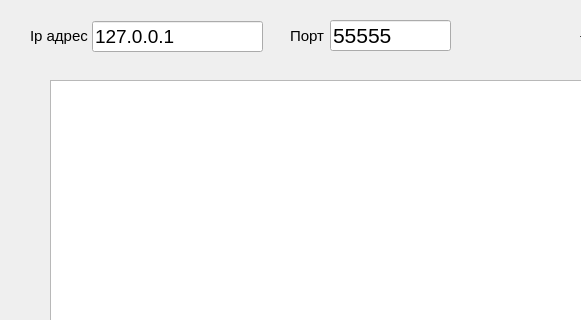
Qt form mainwindow.ui (Harambl/Online-chat) before a commit; both pictures show x 0 to 581 and y 0 to 320 of the 857 by 636 pixel window.
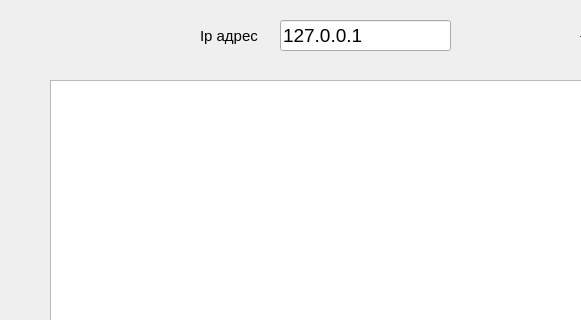
The same form after that commit.

Patch:
```diff
--- a/mainwindow.ui
+++ b/mainwindow.ui
@@ -79,8 +79,8 @@
    <widget class="QLineEdit" name="lineEdit">
     <property name="geometry">
      <rect>
-      <x>92</x>
-      <y>21</y>
+      <x>280</x>
+      <y>20</y>
       <width>171</width>
       <height>31</height>
      </rect>
@@ -94,28 +94,10 @@
      <string>127.0.0.1</string>
     </property>
    </widget>
-   <widget class="QLineEdit" name="lineEdit_2">
-    <property name="geometry">
-     <rect>
-      <x>330</x>
-      <y>20</y>
-      <width>121</width>
-      <height>31</height>
-     </rect>
-    </property>
-    <property name="font">
-     <font>
-      <pointsize>16</pointsize>
-     </font>
-    </property>
-    <property name="text">
-     <string>55555</string>
-    </property>
-   </widget>
    <widget class="QLabel" name="label">
     <property name="geometry">
      <rect>
-      <x>30</x>
+      <x>200</x>
       <y>20</y>
       <width>61</width>
       <height>31</height>
@@ -130,24 +112,6 @@
      <string>Ip адрес</string>
     </property>
    </widget>
-   <widget class="QLabel" name="label_2">
-    <property name="geometry">
-     <rect>
-      <x>290</x>
-      <y>20</y>
-      <width>41</width>
-      <height>31</height>
-     </rect>
-    </property>
-    <property name="font">
-     <font>
-      <pointsize>11</pointsize>
-     </font>
-    </property>
-    <property name="text">
-     <string>Порт</string>
-    </property>
-   </widget>
   </widget>
   <widget class="QMenuBar" name="menubar">
    <property name="geometry">
```
Left out of the diff: 2 changed lines with no effect on the pictures.
